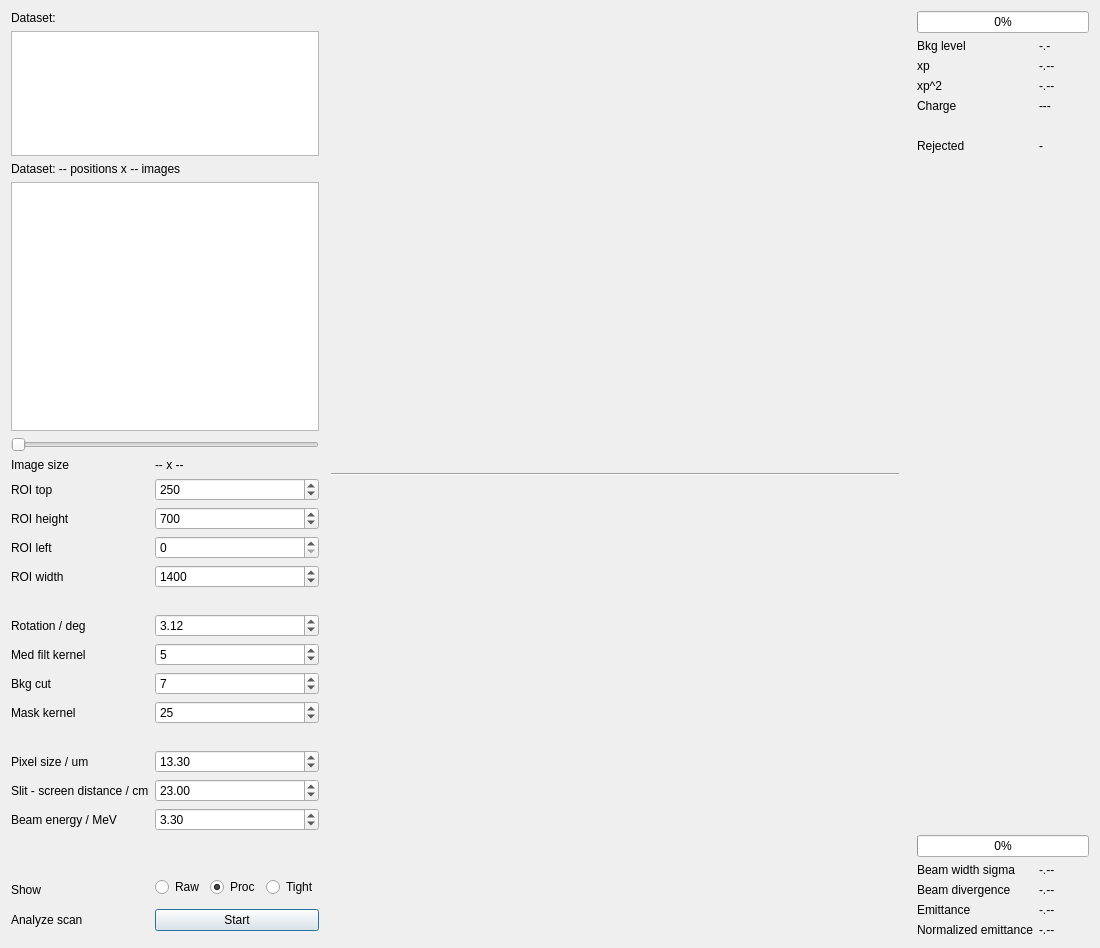
Above: analysis_viewer2_ui.ui from filiplindau/emeter_analysis before the change. Below: the same form after it.
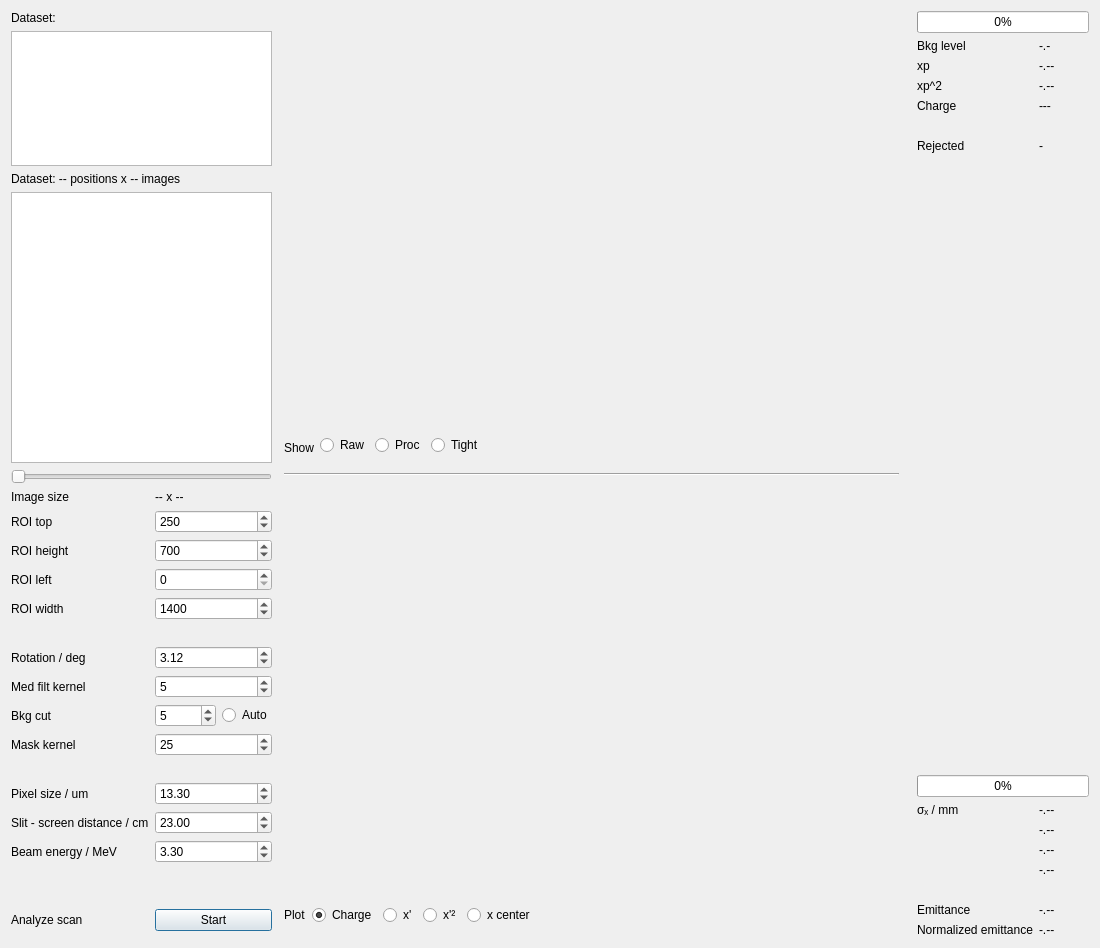
That is the form after the change. Custom widgets are drawn as their Qt base class.

Diff of the .ui file:
```diff
--- a/analysis_viewer2_ui.ui
+++ b/analysis_viewer2_ui.ui
@@ -144,22 +144,6 @@
          </property>
         </widget>
        </item>
-       <item row="8" column="1">
-        <widget class="QSpinBox" name="bkg_spinbox">
-         <property name="maximumSize">
-          <size>
-           <width>16777209</width>
-           <height>16777215</height>
-          </size>
-         </property>
-         <property name="maximum">
-          <number>65000</number>
-         </property>
-         <property name="value">
-          <number>7</number>
-         </property>
-        </widget>
-       </item>
        <item row="5" column="0">
         <widget class="QLabel" name="label_12">
          <property name="text">
@@ -228,13 +212,6 @@
          </property>
         </widget>
        </item>
-       <item row="16" column="0">
-        <widget class="QLabel" name="label_9">
-         <property name="text">
-          <string>Show</string>
-         </property>
-        </widget>
-       </item>
        <item row="4" column="0">
         <widget class="QLabel" name="label_5">
          <property name="text">
@@ -242,37 +219,6 @@
          </property>
         </widget>
        </item>
-       <item row="16" column="1">
-        <layout class="QHBoxLayout" name="horizontalLayout_2">
-         <property name="bottomMargin">
-          <number>6</number>
-         </property>
-         <item>
-          <widget class="QRadioButton" name="raw_radiobutton">
-           <property name="text">
-            <string>Raw</string>
-           </property>
-          </widget>
-         </item>
-         <item>
-          <widget class="QRadioButton" name="processed_radiobutton">
-           <property name="text">
-            <string>Proc</string>
-           </property>
-           <property name="checked">
-            <bool>true</bool>
-           </property>
-          </widget>
-         </item>
-         <item>
-          <widget class="QRadioButton" name="tight_radiobutton">
-           <property name="text">
-            <string>Tight</string>
-           </property>
-          </widget>
-         </item>
-        </layout>
-       </item>
        <item row="0" column="1">
         <widget class="QLabel" name="image_size_label">
          <property name="text">
@@ -366,6 +312,33 @@
          </property>
         </widget>
        </item>
+       <item row="8" column="1">
+        <layout class="QHBoxLayout" name="horizontalLayout_4">
+         <item>
+          <widget class="QSpinBox" name="bkg_spinbox">
+           <property name="maximumSize">
+            <size>
+             <width>16777209</width>
+             <height>16777215</height>
+            </size>
+           </property>
+           <property name="maximum">
+            <number>65000</number>
+           </property>
+           <property name="value">
+            <number>5</number>
+           </property>
+          </widget>
+         </item>
+         <item>
+          <widget class="QRadioButton" name="auto_bkg_radiobutton">
+           <property name="text">
+            <string>Auto</string>
+           </property>
+          </widget>
+         </item>
+        </layout>
+       </item>
       </layout>
      </item>
     </layout>
@@ -375,6 +348,9 @@
      <property name="rightMargin">
       <number>6</number>
      </property>
+     <property name="bottomMargin">
+      <number>6</number>
+     </property>
      <item>
       <widget class="ImageView" name="image_widget" native="true">
        <property name="sizePolicy">
@@ -385,6 +361,67 @@
        </property>
       </widget>
      </item>
+     <item>
+      <layout class="QHBoxLayout" name="horizontalLayout_5">
+       <property name="rightMargin">
+        <number>6</number>
+       </property>
+       <property name="bottomMargin">
+        <number>6</number>
+       </property>
+       <item>
+        <widget class="QLabel" name="label_9">
+         <property name="text">
+          <string>Show</string>
+         </property>
+        </widget>
+       </item>
+       <item>
+        <layout class="QHBoxLayout" name="horizontalLayout_2">
+         <property name="bottomMargin">
+          <number>6</number>
+         </property>
+         <item>
+          <widget class="QRadioButton" name="raw_radiobutton">
+           <property name="text">
+            <string>Raw</string>
+           </property>
+          </widget>
+         </item>
+         <item>
+          <widget class="QRadioButton" name="processed_radiobutton">
+           <property name="text">
+            <string>Proc</string>
+           </property>
+           <property name="checked">
+            <bool>true</bool>
+           </property>
+          </widget>
+         </item>
+         <item>
+          <widget class="QRadioButton" name="tight_radiobutton">
+           <property name="text">
+            <string>Tight</string>
+           </property>
+          </widget>
+         </item>
+        </layout>
+       </item>
+       <item>
+        <spacer name="horizontalSpacer">
+         <property name="orientation">
+          <enum>Qt::Horizontal</enum>
+         </property>
+         <property name="sizeHint" stdset="0">
+          <size>
+           <width>40</width>
+           <height>20</height>
+          </size>
+         </property>
+        </spacer>
+       </item>
+      </layout>
+     </item>
      <item>
       <widget class="Line" name="line">
        <property name="orientation">
@@ -409,6 +446,71 @@
        </item>
       </layout>
      </item>
+     <item>
+      <layout class="QHBoxLayout" name="horizontalLayout_6">
+       <property name="rightMargin">
+        <number>6</number>
+       </property>
+       <property name="bottomMargin">
+        <number>6</number>
+       </property>
+       <item>
+        <widget class="QLabel" name="label_20">
+         <property name="text">
+          <string>Plot</string>
+         </property>
+        </widget>
+       </item>
+       <item>
+        <layout class="QHBoxLayout" name="horizontalLayout_7">
+         <item>
+          <widget class="QRadioButton" name="charge_radiobutton">
+           <property name="text">
+            <string>Charge</string>
+           </property>
+           <property name="checked">
+            <bool>true</bool>
+           </property>
+          </widget>
+         </item>
+         <item>
+          <widget class="QRadioButton" name="xp_radiobutton">
+           <property name="text">
+            <string>x'</string>
+           </property>
+          </widget>
+         </item>
+         <item>
+          <widget class="QRadioButton" name="xp2_radiobutton">
+           <property name="text">
+            <string>x'²</string>
+           </property>
+          </widget>
+         </item>
+         <item>
+          <widget class="QRadioButton" name="xc_radiobutton">
+           <property name="text">
+            <string>x center</string>
+           </property>
+          </widget>
+         </item>
+        </layout>
+       </item>
+       <item>
+        <spacer name="horizontalSpacer_2">
+         <property name="orientation">
+          <enum>Qt::Horizontal</enum>
+         </property>
+         <property name="sizeHint" stdset="0">
+          <size>
+           <width>40</width>
+           <height>20</height>
+          </size>
+         </property>
+        </spacer>
+       </item>
+      </layout>
+     </item>
     </layout>
    </item>
    <item>
@@ -416,6 +518,34 @@
      <property name="leftMargin">
       <number>6</number>
      </property>
+     <item row="10" column="0">
+      <widget class="QLabel" name="label_27">
+       <property name="text">
+        <string>&lt;x²&gt;</string>
+       </property>
+      </widget>
+     </item>
+     <item row="13" column="0">
+      <widget class="QLabel" name="label_29">
+       <property name="text">
+        <string/>
+       </property>
+      </widget>
+     </item>
+     <item row="12" column="0">
+      <widget class="QLabel" name="label_31">
+       <property name="text">
+        <string>&lt;xx'&gt;</string>
+       </property>
+      </widget>
+     </item>
+     <item row="11" column="0">
+      <widget class="QLabel" name="label_30">
+       <property name="text">
+        <string>&lt;x'²&gt;</string>
+       </property>
+      </widget>
+     </item>
      <item row="6" column="0">
       <widget class="QLabel" name="label_25">
        <property name="text">
@@ -437,7 +567,7 @@
        </property>
       </widget>
      </item>
-     <item row="12" column="1">
+     <item row="15" column="1">
       <widget class="QLabel" name="eps_n_label">
        <property name="text">
         <string>-.--</string>
@@ -458,6 +588,55 @@
        </property>
       </widget>
      </item>
+     <item row="0" column="0" colspan="2">
+      <widget class="QProgressBar" name="image_progressbar">
+       <property name="value">
+        <number>0</number>
+       </property>
+      </widget>
+     </item>
+     <item row="3" column="0">
+      <widget class="QLabel" name="label_7">
+       <property name="text">
+        <string>xp^2</string>
+       </property>
+      </widget>
+     </item>
+     <item row="15" column="0">
+      <widget class="QLabel" name="label_28">
+       <property name="text">
+        <string>Normalized emittance</string>
+       </property>
+      </widget>
+     </item>
+     <item row="9" column="1">
+      <widget class="QLabel" name="sigma_x_label">
+       <property name="text">
+        <string>-.--</string>
+       </property>
+      </widget>
+     </item>
+     <item row="14" column="0">
+      <widget class="QLabel" name="label_24">
+       <property name="text">
+        <string>Emittance</string>
+       </property>
+      </widget>
+     </item>
+     <item row="6" column="1">
+      <widget class="QLabel" name="rejected_images_label">
+       <property name="text">
+        <string>-</string>
+       </property>
+      </widget>
+     </item>
+     <item row="3" column="1">
+      <widget class="QLabel" name="moment_2_label">
+       <property name="text">
+        <string>-.--</string>
+       </property>
+      </widget>
+     </item>
      <item row="7" column="0">
       <spacer name="verticalSpacer_2">
        <property name="orientation">
@@ -474,28 +653,28 @@
      <item row="9" column="0">
       <widget class="QLabel" name="label_19">
        <property name="text">
-        <string>Beam width sigma</string>
+        <string>σₓ / mm</string>
        </property>
       </widget>
      </item>
-     <item row="5" column="0">
-      <widget class="QLabel" name="label_17">
+     <item row="14" column="1">
+      <widget class="QLabel" name="eps_label">
        <property name="text">
-        <string/>
+        <string>-.--</string>
        </property>
       </widget>
      </item>
-     <item row="11" column="0">
-      <widget class="QLabel" name="label_24">
-       <property name="text">
-        <string>Emittance</string>
+     <item row="8" column="0" colspan="2">
+      <widget class="QProgressBar" name="analysis_progressbar">
+       <property name="value">
+        <number>0</number>
        </property>
       </widget>
      </item>
-     <item row="3" column="0">
-      <widget class="QLabel" name="label_7">
+     <item row="1" column="0">
+      <widget class="QLabel" name="label_11">
        <property name="text">
-        <string>xp^2</string>
+        <string>Bkg level</string>
        </property>
       </widget>
      </item>
@@ -512,73 +691,31 @@
        </property>
       </widget>
      </item>
-     <item row="6" column="1">
-      <widget class="QLabel" name="rejected_images_label">
+     <item row="5" column="0">
+      <widget class="QLabel" name="label_17">
        <property name="text">
-        <string>-</string>
-       </property>
-      </widget>
-     </item>
-     <item row="3" column="1">
-      <widget class="QLabel" name="moment_2_label">
-       <property name="text">
-        <string>-.--</string>
-       </property>
-      </widget>
-     </item>
-     <item row="9" column="1">
-      <widget class="QLabel" name="sigma_x_label">
-       <property name="text">
-        <string>-.--</string>
-       </property>
-      </widget>
-     </item>
-     <item row="11" column="1">
-      <widget class="QLabel" name="eps_label">
-       <property name="text">
-        <string>-.--</string>
+        <string/>
        </property>
       </widget>
      </item>
      <item row="10" column="1">
-      <widget class="QLabel" name="xp_label">
+      <widget class="QLabel" name="x2_e_label">
        <property name="text">
         <string>-.--</string>
        </property>
       </widget>
      </item>
-     <item row="8" column="0" colspan="2">
-      <widget class="QProgressBar" name="analysis_progressbar">
-       <property name="value">
-        <number>0</number>
-       </property>
-      </widget>
-     </item>
-     <item row="1" column="0">
-      <widget class="QLabel" name="label_11">
+     <item row="11" column="1">
+      <widget class="QLabel" name="xp2_e_label">
        <property name="text">
-        <string>Bkg level</string>
+        <string>-.--</string>
        </property>
       </widget>
      </item>
-     <item row="12" column="0">
-      <widget class="QLabel" name="label_28">
+     <item row="12" column="1">
+      <widget class="QLabel" name="xxp_e_label">
        <property name="text">
-        <string>Normalized emittance</string>
-       </property>
-      </widget>
-     </item>
-     <item row="10" column="0">
-      <widget class="QLabel" name="label_20">
-       <property name="text">
-        <string>Beam divergence</string>
-       </property>
-      </widget>
-     </item>
-     <item row="0" column="0" colspan="2">
-      <widget class="QProgressBar" name="image_progressbar">
-       <property name="value">
-        <number>0</number>
+        <string>-.--</string>
        </property>
       </widget>
      </item>
```
